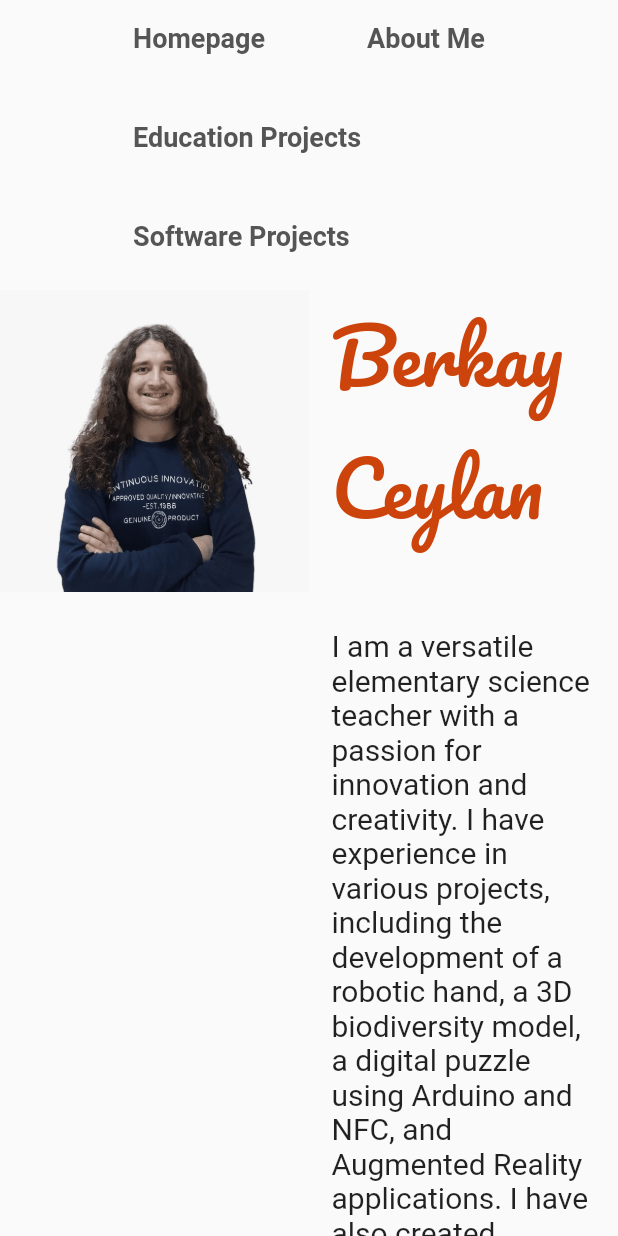
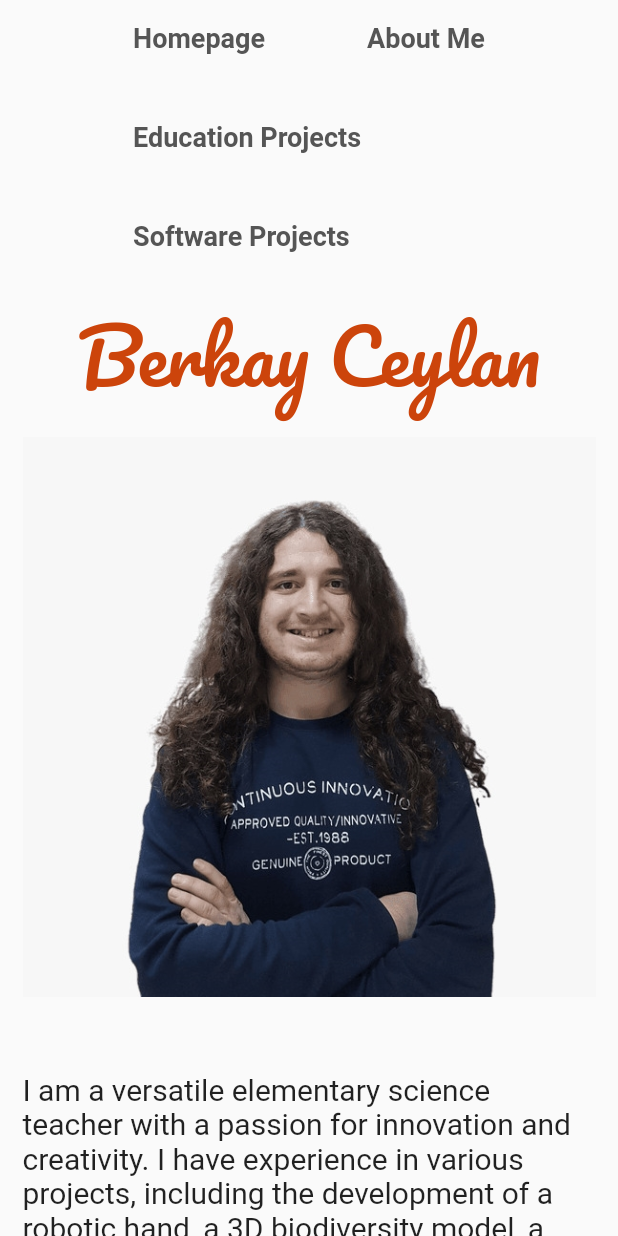
Before and after one commit to berkayceylan/flutter_personal_website, a Flutter app: the screen it shows after launch, on a phone screen of 412 x 824 dp. Run offline on Flutter 3.47's test engine with Material 2 defaults, Android fonts, the phone set to English and light mode, and no system bars; our stand-ins replace font_awesome_flutter, go_router, google_fonts, url_strategy; missing offline and left inert: dart:html.

Commit message:
Homepage responsive fixed

```diff
--- a/lib/main.dart
+++ b/lib/main.dart
@@ -1,9 +1,11 @@
 import 'package:flutter/material.dart';
 import 'package:personal_website/app_routes.dart';
+import 'package:url_strategy/url_strategy.dart';
 
 //beauty box -→ mini box
 //create med box
 void main() {
+  setPathUrlStrategy();
   runApp(const MyApp());
 }
 
@@ -12,7 +14,7 @@ class MyApp extends StatelessWidget {
   @override
   Widget build(BuildContext context) {
     return MaterialApp.router(
-
+      title: "Berkay Ceylan",
       routerConfig: appRoutes,
     );
   }
--- a/lib/sections/image_text_row.dart
+++ b/lib/sections/image_text_row.dart
@@ -31,18 +31,21 @@ class _ImageTextRowState extends State<ImageTextRow> {
 
   @override
   Widget build(BuildContext context) {
+    MediaQueryData queryData = MediaQuery.of(context);
     return Flex(
       mainAxisSize: MainAxisSize.max,
       mainAxisAlignment: MainAxisAlignment.center,
       crossAxisAlignment: CrossAxisAlignment.start,
       direction: Axis.horizontal,
       children: [
-        Flexible(
-          child: Image.asset(
-            "assets/images/my_image.jpeg",
-            fit: BoxFit.contain,
-          ),
-        ),
+        queryData.size.width > 800
+            ? Flexible(
+                child: Image.asset(
+                  "assets/images/my_image.jpeg",
+                  fit: BoxFit.contain,
+                ),
+              )
+            : SizedBox(),
         Flexible(
           child: Padding(
             padding: const EdgeInsets.symmetric(horizontal: 15),
@@ -53,6 +56,17 @@ class _ImageTextRowState extends State<ImageTextRow> {
                   style: khandWritingTitle,
                   textAlign: TextAlign.left,
                 ),
+                queryData.size.width < 800
+                    ? Column(
+                        children: [
+                          SizedBox(height: 10),
+                          Image.asset(
+                            "assets/images/my_image.jpeg",
+                            fit: BoxFit.contain,
+                          ),
+                        ],
+                      )
+                    : const SizedBox(),
                 const SizedBox(
                   height: 50,
                 ),
```
